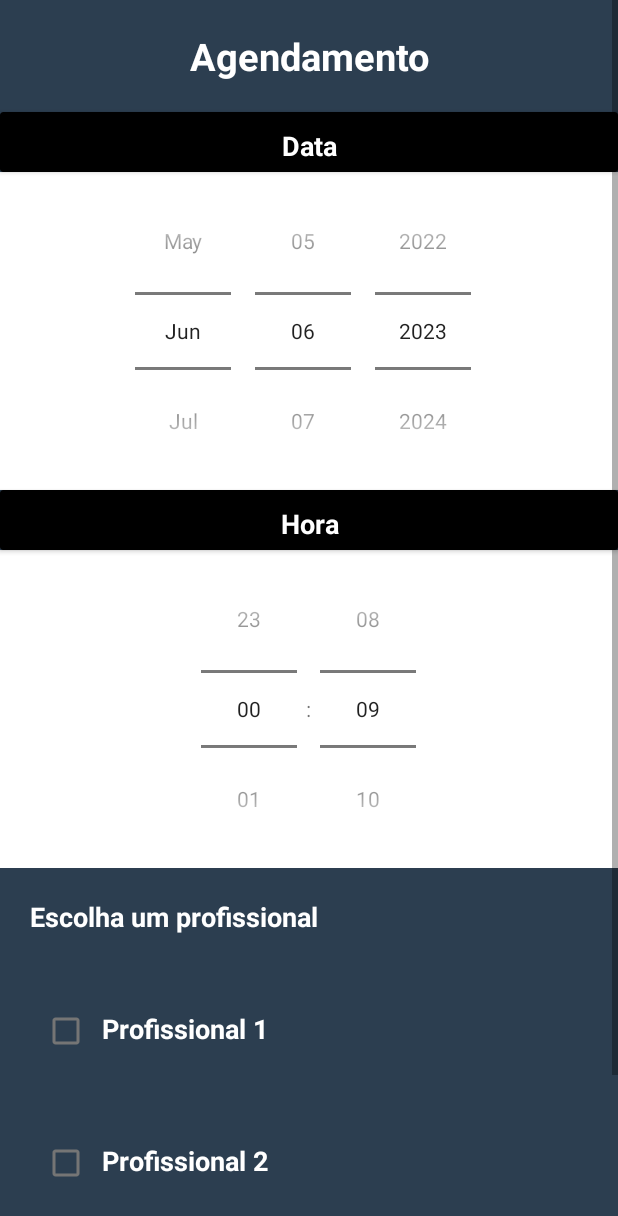
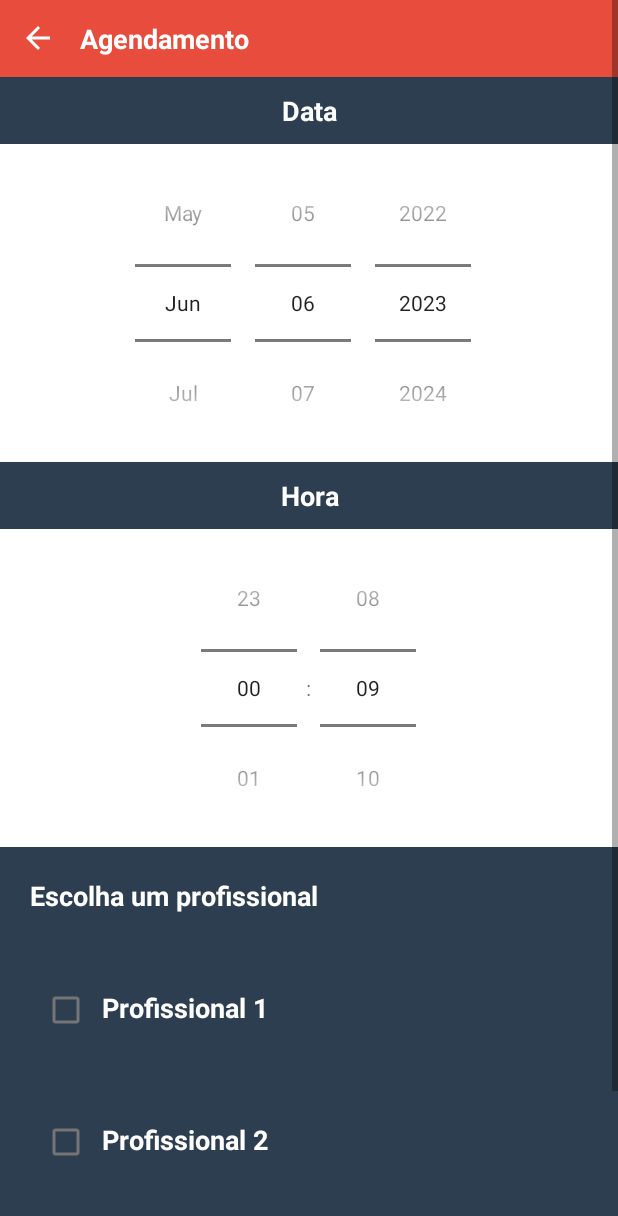
Before and after one commit to albertverso/Barber-Shop, an Android app: the fragment Agendamento placed in its activity, on a phone screen of 412 x 824 dp. Shown: the top 1216 px of the screen. Run offline under Robolectric (Android 15) with nearby library versions, the phone set to English and light mode, and no system bars; our stand-ins replace Dagger/Hilt's generated code, Firebase (no records; nobody signed in at launch, a user with empty details on screens opened directly); 2 statements that could not run were skipped.

Commit message:
Little Changes

```diff
--- a/app/src/main/java/com/example/barbershop/view/Agendamento.kt
+++ b/app/src/main/java/com/example/barbershop/view/Agendamento.kt
@@ -1,15 +1,14 @@
 package com.example.barbershop.view
 
+import android.annotation.SuppressLint
 import android.graphics.Color
 import android.os.Build
 import android.os.Bundle
 import android.view.LayoutInflater
 import android.view.View
 import android.view.ViewGroup
-import android.widget.Button
-import android.widget.CheckBox
-import android.widget.DatePicker
-import android.widget.TimePicker
+import android.view.WindowManager
+import android.widget.*
 import androidx.annotation.RequiresApi
 import androidx.fragment.app.Fragment
 import androidx.navigation.fragment.navArgs
@@ -103,6 +102,23 @@ class Agendamento : Fragment(R.layout.fragment_agendamento) {
         return view
     }
 
+    @SuppressLint("ResourceType", "SetTextI18n")
+    override fun onViewCreated(view: View, savedInstanceState: Bundle?) {
+        super.onViewCreated(view, savedInstanceState)
+
+        view.findViewById<ImageView>(R.id.arrow_back).setOnClickListener {
+            requireActivity().onBackPressed()
+            setStatusBarColor(color = Color.parseColor("#2C3E50"))
+        }
+
+        view.findViewById<TextView>(R.id.txtActionBar).text = "Agendamento"
+    }
+
+    private fun setStatusBarColor(color: Int) {
+        activity?.window?.addFlags(WindowManager.LayoutParams.FLAG_DRAWS_SYSTEM_BAR_BACKGROUNDS)
+        activity?.window?.statusBarColor = color
+    }
+
     private fun mensagem(view: View, mensagem: String, cor: String){
         val snackbar = Snackbar.make(view, mensagem, Snackbar.LENGTH_SHORT)
         snackbar.setBackgroundTint(Color.RED)
--- a/app/src/main/java/com/example/barbershop/view/Register.kt
+++ b/app/src/main/java/com/example/barbershop/view/Register.kt
@@ -7,6 +7,7 @@ import android.os.Bundle
 import android.view.*
 import android.widget.Button
 import android.widget.ImageView
+import android.widget.TextView
 import androidx.annotation.RequiresApi
 import androidx.fragment.app.Fragment
 import androidx.navigation.NavController
@@ -16,7 +17,7 @@ import com.example.barbershop.R
 
 
 class Register : Fragment(R.layout.fragment_register) {
-    @SuppressLint("ResourceType")
+    @SuppressLint("ResourceType", "SetTextI18n")
     override fun onViewCreated(view: View, savedInstanceState: Bundle?) {
         super.onViewCreated(view, savedInstanceState)
 
@@ -24,6 +25,8 @@ class Register : Fragment(R.layout.fragment_register) {
             requireActivity().onBackPressed()
             setStatusBarColor(color = Color.parseColor("#2C3E50"))
         }
+
+        view.findViewById<TextView>(R.id.txtActionBar).text = "Registrar"
     }
 
     private fun setStatusBarColor(color: Int) {
--- a/app/src/main/res/layout/action_bar.xml
+++ b/app/src/main/res/layout/action_bar.xml
@@ -17,6 +17,7 @@
             android:layout_alignParentLeft="true"
             />
         <TextView
+            android:id="@+id/txtActionBar"
             android:layout_width="wrap_content"
             android:layout_height="wrap_content"
             android:text="@string/app_name"
--- a/app/src/main/res/layout/fragment_agendamento.xml
+++ b/app/src/main/res/layout/fragment_agendamento.xml
@@ -15,32 +15,18 @@
     android:background="@color/midnightblue"
     tools:context=".view.Agendamento">
 
-        <TextView
-            android:layout_width="match_parent"
-            android:layout_height="wrap_content"
-            android:text="Agendamento"
-            android:textSize="25sp"
-            android:textColor="@color/white"
-            android:textStyle="bold"
-            android:gravity="center"
-            android:layout_margin="20dp" />
-
-        <androidx.cardview.widget.CardView
-            android:layout_width="match_parent"
-            android:layout_height="40dp"
-            app:cardBackgroundColor="@color/black">
+        <include
+            layout="@layout/action_bar" />
 
         <TextView
             android:layout_width="match_parent"
             android:layout_height="wrap_content"
-                android:text="Data"
+            android:text="@string/data"
             android:textSize="18sp"
             android:textColor="@color/white"
             android:textStyle="bold"
             android:gravity="center"
             android:layout_margin="10dp" />
-
-        </androidx.cardview.widget.CardView>
 
         <DatePicker
             android:id="@+id/datePicker"
@@ -50,22 +36,15 @@
             android:calendarViewShown="false"
             android:datePickerMode="spinner" />
 
-        <androidx.cardview.widget.CardView
-            android:layout_width="match_parent"
-            android:layout_height="40dp"
-            app:cardBackgroundColor="@color/black">
-
         <TextView
             android:layout_width="match_parent"
             android:layout_height="wrap_content"
-                android:text="Hora"
+            android:text="@string/hora"
             android:textSize="18sp"
             android:textColor="@color/white"
             android:textStyle="bold"
             android:gravity="center"
             android:layout_margin="10dp" />
-
-        </androidx.cardview.widget.CardView>
 
         <TimePicker
             android:id="@+id/timePicker"
@@ -147,6 +126,5 @@
             android:layout_margin="40dp"
             />
 
-
 </LinearLayout>
 </ScrollView>
--- a/app/src/main/res/layout/fragment_home.xml
+++ b/app/src/main/res/layout/fragment_home.xml
@@ -43,7 +43,7 @@
         android:textStyle="bold"
         android:gravity="start"
         android:layout_margin="20dp"
-        app:layout_constraintTop_toBottomOf="@id/txtNomeUsuario"
+        app:layout_constraintTop_toBottomOf="@id/pesquisar"
         app:layout_constraintStart_toStartOf="parent"
         app:layout_constraintEnd_toEndOf="parent"
         />
@@ -51,7 +51,7 @@
     <include
         android:id="@+id/includeService"
         layout="@layout/servicos_item"
-        android:layout_marginTop="40dp"
+        android:layout_marginTop="10dp"
         app:layout_constraintTop_toBottomOf="@id/txtTituloServicos"
         app:layout_constraintStart_toStartOf="parent"
         app:layout_constraintEnd_toEndOf="parent"
--- a/app/src/main/res/values/strings.xml
+++ b/app/src/main/res/values/strings.xml
@@ -8,5 +8,7 @@
     <string name="senha">Senha</string>
     <string name="nome">Nome</string>
     <string name="email">Email</string>
-    <string name="underline">_________________</string>
+    <string name="hora">Hora</string>
+    <string name="data">Data</string>
+    <string name="Agendamento">Agendamento</string>
 </resources>
```
Lines whose indentation alone changed are shown as unchanged.
